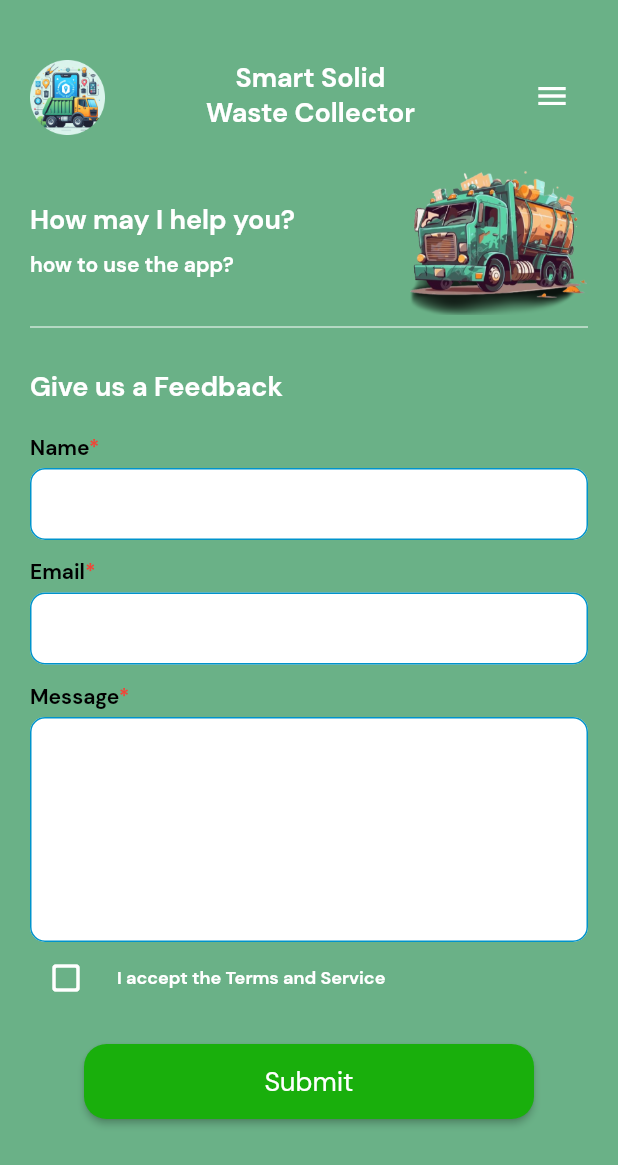
After one commit to lansoyyy/Smart-waste-mobile, a Flutter app: the FeedbackScreen screen opened directly, on a phone screen of 412 x 824 dp. The commit adds this screen. Shown: the top 1165 px of the screen. Run offline on Flutter 3.47's test engine with Material 2 defaults, Android fonts, the phone set to English and light mode, and no system bars; our stand-ins replace fluttertoast.

Commit message:
added feedback screen ui

```diff
--- a/lib/screens/aboutus_screen.dart
+++ b/lib/screens/aboutus_screen.dart
@@ -1,5 +1,6 @@
 import 'package:flutter/material.dart';
 import 'package:smart_waste_mobile/utlis/colors.dart';
+import 'package:smart_waste_mobile/widgets/drawer_widget.dart';
 
 import '../widgets/text_widget.dart';
 
@@ -10,6 +11,7 @@ class AboutUsScreen extends StatelessWidget {
   Widget build(BuildContext context) {
     return Scaffold(
       backgroundColor: background,
+      endDrawer: const DrawerWidget(),
       body: Padding(
         padding: const EdgeInsets.all(20.0),
         child: Stack(
--- /dev/null
+++ b/lib/screens/feedback_screen.dart
@@ -0,0 +1,232 @@
+import 'package:flutter/material.dart';
+import 'package:smart_waste_mobile/utlis/colors.dart';
+import 'package:smart_waste_mobile/widgets/button_widget.dart';
+import 'package:smart_waste_mobile/widgets/drawer_widget.dart';
+import 'package:smart_waste_mobile/widgets/textfield_widget.dart';
+
+import '../widgets/text_widget.dart';
+import 'home_screen.dart';
+
+class FeedbackScreen extends StatefulWidget {
+  const FeedbackScreen({super.key});
+
+  @override
+  State<FeedbackScreen> createState() => _FeedbackScreenState();
+}
+
+class _FeedbackScreenState extends State<FeedbackScreen> {
+  final nameController = TextEditingController();
+  final emailController = TextEditingController();
+  final messageController = TextEditingController();
+
+  bool ischecked = false;
+  @override
+  Widget build(BuildContext context) {
+    return Scaffold(
+      backgroundColor: background,
+      endDrawer: const DrawerWidget(),
+      body: Padding(
+        padding: const EdgeInsets.all(20.0),
+        child: SingleChildScrollView(
+          child: Column(
+            crossAxisAlignment: CrossAxisAlignment.start,
+            mainAxisAlignment: MainAxisAlignment.start,
+            children: [
+              const SizedBox(
+                height: 20,
+              ),
+              Row(
+                mainAxisAlignment: MainAxisAlignment.spaceBetween,
+                crossAxisAlignment: CrossAxisAlignment.start,
+                children: [
+                  Image.asset(
+                    'assets/images/LOGO 1.png',
+                    height: 50,
+                  ),
+                  TextWidget(
+                    text: 'Smart Solid\nWaste Collector',
+                    fontSize: 18,
+                    color: Colors.white,
+                    fontFamily: 'Bold',
+                  ),
+                  Builder(builder: (context) {
+                    return IconButton(
+                      onPressed: () async {
+                        Scaffold.of(context).openEndDrawer();
+                      },
+                      icon: const Icon(
+                        Icons.menu,
+                        color: Colors.white,
+                      ),
+                    );
+                  }),
+                ],
+              ),
+              const SizedBox(
+                height: 20,
+              ),
+              Row(
+                mainAxisAlignment: MainAxisAlignment.spaceBetween,
+                crossAxisAlignment: CrossAxisAlignment.center,
+                children: [
+                  Column(
+                    crossAxisAlignment: CrossAxisAlignment.start,
+                    mainAxisAlignment: MainAxisAlignment.start,
+                    children: [
+                      TextWidget(
+                        text: 'How may I help you?',
+                        fontSize: 18,
+                        fontFamily: 'Bold',
+                        color: Colors.white,
+                      ),
+                      const SizedBox(
+                        height: 10,
+                      ),
+                      TextWidget(
+                        text: 'how to use the app?',
+                        fontSize: 14,
+                        fontFamily: 'Bold',
+                        color: Colors.white,
+                      ),
+                    ],
+                  ),
+                  Image.asset(
+                    'assets/images/new-removebg-preview.png',
+                    height: 100,
+                  ),
+                ],
+              ),
+              const Divider(
+                color: Colors.white,
+              ),
+              const SizedBox(
+                height: 20,
+              ),
+              TextWidget(
+                text: 'Give us a Feedback',
+                fontSize: 18,
+                fontFamily: 'Bold',
+                color: Colors.white,
+              ),
+              const SizedBox(
+                height: 20,
+              ),
+              TextFieldWidget(
+                width: 500,
+                controller: nameController,
+                label: 'Name',
+              ),
+              const SizedBox(
+                height: 10,
+              ),
+              TextFieldWidget(
+                width: 500,
+                controller: emailController,
+                label: 'Email',
+              ),
+              const SizedBox(
+                height: 10,
+              ),
+              TextFieldWidget(
+                width: 500,
+                controller: messageController,
+                label: 'Message',
+                maxLine: 10,
+                height: 150,
+              ),
+              Row(
+                children: [
+                  IconButton(
+                    onPressed: () {
+                      setState(() {
+                        ischecked = !ischecked;
+                      });
+                    },
+                    icon: Icon(
+                      ischecked
+                          ? Icons.check_box
+                          : Icons.check_box_outline_blank_rounded,
+                      color: Colors.white,
+                    ),
+                  ),
+                  const SizedBox(
+                    width: 10,
+                  ),
+                  TextWidget(
+                    text: 'I accept the Terms and Service',
+                    fontSize: 12,
+                    fontFamily: 'Bold',
+                    color: Colors.white,
+                  ),
+                ],
+              ),
+              const SizedBox(
+                height: 20,
+              ),
+              Center(
+                child: ButtonWidget(
+                  radius: 15,
+                  color: primary,
+                  label: 'Submit',
+                  onPressed: () {
+                    showSubmittedDialog();
+                  },
+                ),
+              ),
+            ],
+          ),
+        ),
+      ),
+    );
+  }
+
+  showSubmittedDialog() {
+    showDialog(
+      barrierDismissible: false,
+      context: context,
+      builder: (context) {
+        return Dialog(
+          child: Padding(
+            padding: const EdgeInsets.all(10.0),
+            child: Column(
+              mainAxisSize: MainAxisSize.min,
+              crossAxisAlignment: CrossAxisAlignment.center,
+              mainAxisAlignment: MainAxisAlignment.center,
+              children: [
+                Image.asset(
+                  'assets/images/new-removebg-preview.png',
+                  height: 100,
+                ),
+                const SizedBox(
+                  height: 20,
+                ),
+                TextWidget(
+                  text: 'SUBMITTED!',
+                  fontSize: 24,
+                  color: Colors.black,
+                  fontFamily: 'Bold',
+                ),
+                const SizedBox(
+                  height: 20,
+                ),
+                Padding(
+                  padding:
+                      const EdgeInsets.only(left: 20, right: 20, bottom: 30),
+                  child: ButtonWidget(
+                    radius: 15,
+                    color: primary,
+                    label: 'Back to Dashboard',
+                    onPressed: () {
+                      Navigator.of(context).pushReplacement(MaterialPageRoute(
+                          builder: (context) => const HomeScreen()));
+                    },
+                  ),
+                ),
+              ],
+            ),
+          ),
+        );
+      },
+    );
+  }
+}
--- a/lib/widgets/drawer_widget.dart
+++ b/lib/widgets/drawer_widget.dart
@@ -1,5 +1,6 @@
 import 'package:flutter/material.dart';
 import 'package:smart_waste_mobile/screens/aboutus_screen.dart';
+import 'package:smart_waste_mobile/screens/feedback_screen.dart';
 import 'package:smart_waste_mobile/screens/notif_screen.dart';
 import 'package:smart_waste_mobile/widgets/text_widget.dart';
 
@@ -86,7 +87,7 @@ class DrawerWidget extends StatelessWidget {
               ),
               onTap: () {
                 Navigator.of(context).pushReplacement(MaterialPageRoute(
-                    builder: (context) => const HomeScreen()));
+                    builder: (context) => const FeedbackScreen()));
               },
               title: TextWidget(
                 text: 'Feedback',
--- a/pubspec.yaml
+++ b/pubspec.yaml
@@ -41,6 +41,7 @@ dependencies:
   firebase_auth:
   fluttertoast:
   get_storage:
+  google_maps_flutter:
 
 dev_dependencies:
   flutter_test:
```
Also changed, not shown: pubspec.lock, 1 other file.
